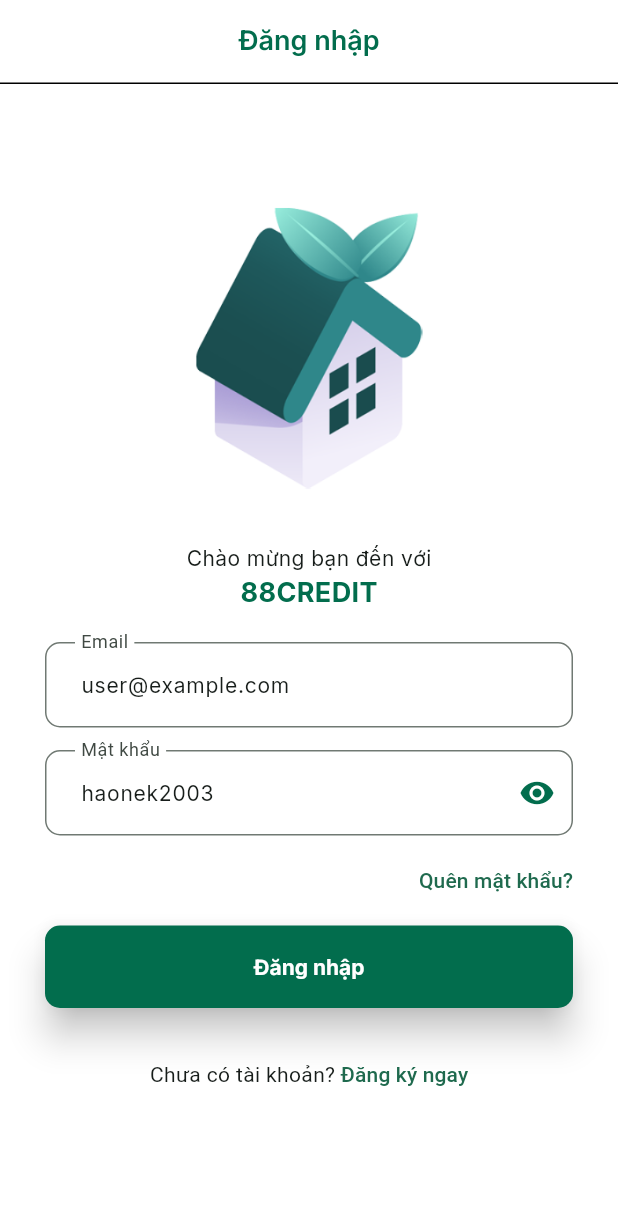
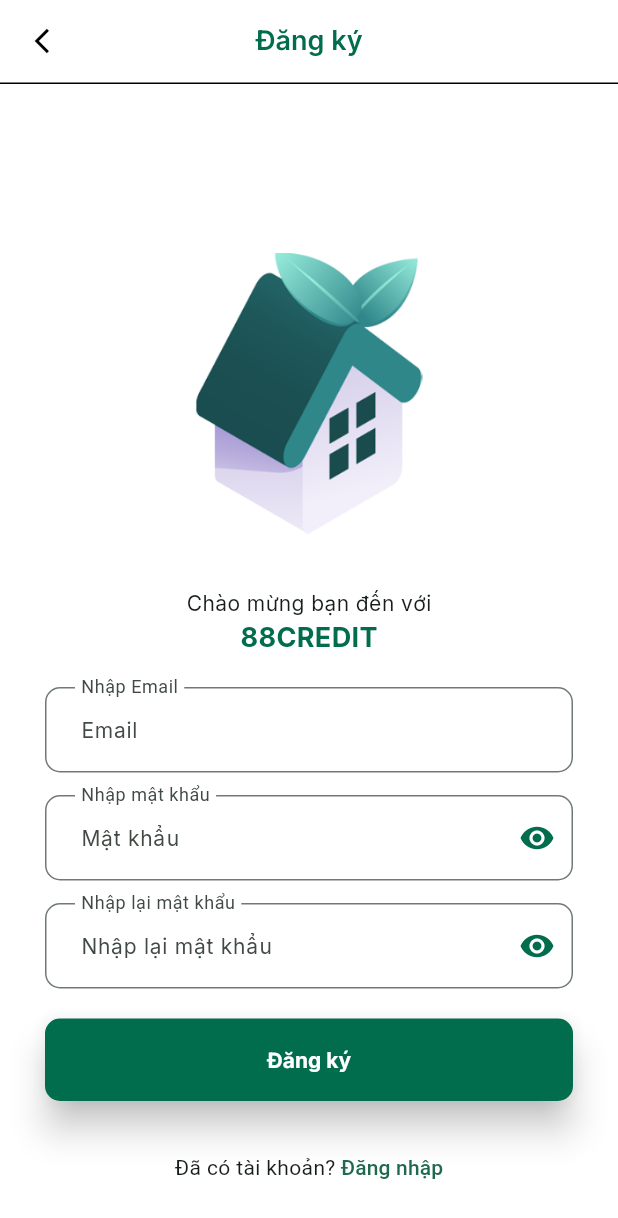
Before and after one commit to nhao2003/_88credit_mobile, a Flutter app: the LoginScreen screen opened by its route, after a tap on "Đăng ký ngay", on a phone screen of 412 x 824 dp. Shown: the top 1218 px of the screen. Run offline on Flutter 3.47's test engine with Material 3 defaults, Android fonts, the phone set to English and light mode, and no system bars; our stand-ins replace bloc, dartz, dio, equatable, file_picker, flutter_bloc and 7 more; missing offline and left inert: flutter_zalopay_sdk.

Commit message:
register screen

```diff
--- a/lib/config/routes/app_pages.dart
+++ b/lib/config/routes/app_pages.dart
@@ -1,5 +1,6 @@
 import 'package:_88credit_mobile/config/routes/app_routes.dart';
 import 'package:_88credit_mobile/features/presentation/modules/login/screens/login_screen.dart';
+import 'package:_88credit_mobile/features/presentation/modules/login/screens/register_screen.dart';
 import 'package:flutter/material.dart';
 import 'package:flutter_bloc/flutter_bloc.dart';
 import '../../features/presentation/modules/login/bloc/auth_bloc.dart';
@@ -14,6 +15,11 @@ class AppPages {
         path: AppRoutes.login,
         page: const LoginScreen(),
         bloc: BlocProvider(create: (context) => AuthBloc()),
+      ),
+      PageEntity(
+        path: AppRoutes.register,
+        page: const RegisterScreen(),
+        bloc: BlocProvider(create: (context) => AuthBloc()),
       )
     ];
   }
@@ -27,11 +33,14 @@ class AppPages {
   }
 
   static MaterialPageRoute generateRouteSettings(RouteSettings settings) {
-    if (settings.name == null) {
-      return MaterialPageRoute(
-        builder: (context) => const LoginScreen(),
-        settings: settings,
-      );
+    if (settings.name != null) {
+      var result = pages().where((element) => element.path == settings.name);
+      if (result.isNotEmpty) {
+        return MaterialPageRoute(
+          builder: (context) => result.first.page,
+          settings: settings,
+        );
+      }
     }
     return MaterialPageRoute(
       builder: (context) => const LoginScreen(),
--- a/lib/features/presentation/modules/login/bloc/auth_bloc.dart
+++ b/lib/features/presentation/modules/login/bloc/auth_bloc.dart
@@ -12,6 +12,7 @@ class AuthBloc extends Bloc<AuthEvent, AuthState> {
     on<AuthLogin>(_onAuthLogin);
     on<AuthSignup>(_onAuthSignup);
     on<TogglePasswordVisibility>(togglePasswordVisibility);
+    on<ToggleConfirmPasswordVisibility>(toggleConfirmPasswordVisibility);
   }
 
   void _isLoggedIn(
@@ -45,7 +46,13 @@ class AuthBloc extends Bloc<AuthEvent, AuthState> {
     AuthEvent event,
     Emitter<AuthState> emit,
   ) {
-    print(state.isShowPassword);
     emit(state.copyWith(isShowPassword: !state.isShowPassword));
   }
+
+  void toggleConfirmPasswordVisibility(
+    AuthEvent event,
+    Emitter<AuthState> emit,
+  ) {
+    emit(state.copyWith(isShowComfirmPassword: !state.isShowComfirmPassword));
+  }
 }
--- a/lib/features/presentation/modules/login/bloc/auth_event.dart
+++ b/lib/features/presentation/modules/login/bloc/auth_event.dart
@@ -31,3 +31,5 @@ final class AuthSignup extends AuthEvent {
 final class AuthIsLoggedIn extends AuthEvent {}
 
 final class TogglePasswordVisibility extends AuthEvent {}
+
+final class ToggleConfirmPasswordVisibility extends AuthEvent {}
--- a/lib/features/presentation/modules/login/bloc/auth_state.dart
+++ b/lib/features/presentation/modules/login/bloc/auth_state.dart
@@ -5,22 +5,27 @@ enum AuthStatus { initial, loading, success, failure }
 final class AuthState extends Equatable {
   final AuthStatus status;
   final bool isShowPassword;
+  final bool isShowComfirmPassword;
 
   const AuthState({
     this.status = AuthStatus.initial,
     this.isShowPassword = false,
+    this.isShowComfirmPassword = false,
   });
 
   AuthState copyWith({
     AuthStatus? status,
     bool? isShowPassword,
+    bool? isShowComfirmPassword,
   }) {
     return AuthState(
       status: status ?? this.status,
       isShowPassword: isShowPassword ?? this.isShowPassword,
+      isShowComfirmPassword:
+          isShowComfirmPassword ?? this.isShowComfirmPassword,
     );
   }
 
   @override
-  List<Object> get props => [status, isShowPassword];
+  List<Object> get props => [status, isShowPassword, isShowComfirmPassword];
 }
--- a/lib/features/presentation/modules/login/screens/login_screen.dart
+++ b/lib/features/presentation/modules/login/screens/login_screen.dart
@@ -30,8 +30,8 @@ class _LoginScreenState extends State<LoginScreen> {
   void dispose() {
     _emailFocusNode.dispose();
     _passwordFocusNode.dispose();
-    loginEmail.text = "user@example.com";
-    loginPassword.text = "haonek2003";
+    loginEmail.dispose();
+    loginPassword.dispose();
     super.dispose();
   }
 
--- /dev/null
+++ b/lib/features/presentation/modules/login/screens/register_screen.dart
@@ -0,0 +1,248 @@
+import 'package:_88credit_mobile/core/extensions/integer_ex.dart';
+import 'package:_88credit_mobile/core/extensions/textstyle_ex.dart';
+import 'package:flutter/material.dart';
+import 'package:flutter_bloc/flutter_bloc.dart';
+import 'package:flutter_pw_validator/flutter_pw_validator.dart';
+import '../../../../../config/routes/app_routes.dart';
+import '../../../../../config/theme/app_color.dart';
+import '../../../../../config/theme/text_styles.dart';
+import '../../../../../core/extensions/string_ex.dart';
+import '../../../globalwidgets/my_appbar.dart';
+import '../bloc/auth_bloc.dart';
+import '../widgets/image_logo.dart';
+
+class RegisterScreen extends StatefulWidget {
+  const RegisterScreen({super.key});
+
+  @override
+  State<RegisterScreen> createState() => _RegisterScreenState();
+}
+
+class _RegisterScreenState extends State<RegisterScreen> {
+  final registerFormGlobalKey = GlobalKey<FormState>();
+
+  final _emailFocusNode = FocusNode();
+  final _passwordFocusNode = FocusNode();
+  final _rePasswordFocusNode = FocusNode();
+
+  var registerEmail = TextEditingController();
+  var registerPassword = TextEditingController();
+  var registerRepeatPassword = TextEditingController();
+
+  @override
+  void dispose() {
+    _emailFocusNode.dispose();
+    _passwordFocusNode.dispose();
+    _rePasswordFocusNode.dispose();
+    registerEmail.dispose();
+    registerPassword.dispose();
+    registerRepeatPassword.dispose();
+    super.dispose();
+  }
+
+  @override
+  Widget build(BuildContext context) {
+    return Scaffold(
+      appBar: MyAppbar(title: "Đăng ký"),
+      body: SingleChildScrollView(
+        padding: const EdgeInsets.all(30),
+        child: Form(
+          key: registerFormGlobalKey,
+          child: Column(
+            crossAxisAlignment: CrossAxisAlignment.stretch,
+            children: [
+              // Logo
+              const ImageLogo(),
+              // text field email
+              TextFormField(
+                focusNode: _emailFocusNode,
+                controller: registerEmail,
+                keyboardType: TextInputType.emailAddress,
+                textInputAction: TextInputAction.next,
+                style: AppTextStyles.regular14,
+                decoration: const InputDecoration(
+                  hintText: 'Email',
+                  labelText: 'Nhập Email',
+                  floatingLabelBehavior: FloatingLabelBehavior.always,
+                  contentPadding:
+                      EdgeInsets.symmetric(vertical: 18.0, horizontal: 20.0),
+                  border: OutlineInputBorder(
+                    borderRadius: BorderRadius.all(Radius.circular(10)),
+                  ),
+                ),
+                validator: (value) =>
+                    (value!.isEmail) ? null : 'Email không hợp lệ',
+                onTapOutside: (event) {
+                  _emailFocusNode.unfocus();
+                },
+                onFieldSubmitted: (_) {
+                  // chuyen qua textfill tiep theo
+                  FocusScope.of(context).requestFocus(_passwordFocusNode);
+                },
+              ),
+              const SizedBox(height: 15),
+              BlocBuilder<AuthBloc, AuthState>(
+                builder: (context, state) {
+                  return TextFormField(
+                    focusNode: _passwordFocusNode,
+                    textInputAction: TextInputAction.next,
+                    controller: registerPassword,
+                    obscureText: state.isShowPassword,
+                    style: AppTextStyles.regular14,
+                    autocorrect: false,
+                    enableSuggestions: false,
+                    onChanged: (value) {
+                      //checkCanShowValidator(value);
+                    },
+                    decoration: InputDecoration(
+                        hintText: 'Mật khẩu',
+                        labelText: 'Nhập mật khẩu',
+                        floatingLabelBehavior: FloatingLabelBehavior.always,
+                        contentPadding: const EdgeInsets.symmetric(
+                            vertical: 18.0, horizontal: 20.0),
+                        suffixIcon: IconButton(
+                          icon: Icon(
+                            !state.isShowPassword
+                                ? Icons.visibility
+                                : Icons.visibility_off,
+                            color: AppColors.green,
+                          ),
+                          onPressed: () {
+                            context
+                                .read<AuthBloc>()
+                                .add(TogglePasswordVisibility());
+                          },
+                        ),
+                        border: const OutlineInputBorder(
+                          borderRadius: BorderRadius.all(Radius.circular(10)),
+                        )),
+                    validator: (value) {
+                      if (value!.isEmpty) {
+                        return 'Mật khẩu không được để trống';
+                      }
+                      return null;
+                    },
+                    onTapOutside: (event) {
+                      _passwordFocusNode.unfocus();
+                    },
+                    onFieldSubmitted: (_) {
+                      // chuyen qua textfill tiep theo
+                      FocusScope.of(context).requestFocus(_rePasswordFocusNode);
+                    },
+                  );
+                },
+              ),
+              const SizedBox(height: 10),
+              // Visibility(
+              //   visible: controller.validatorVisibility.value,
+              //   child: FlutterPwValidator(
+              //       controller: controller.registerPassword,
+              //       strings: ValidateString(),
+              //       minLength: 8,
+              //       successColor: AppColors.green,
+              //       failureColor: AppColors.red,
+              //       uppercaseCharCount: 1,
+              //       lowercaseCharCount: 1,
+              //       specialCharCount: 1,
+              //       numericCharCount: 1,
+              //       width: 400,
+              //       height: 180,
+              //       onSuccess: () {
+              //         controller.hideValidator();
+              //         controller.validatorSusscess.value = true;
+              //       },
+              //       onFail: () {
+              //         controller.showValidator();
+              //         controller.validatorSusscess.value = false;
+              //       }),
+              // ),
+              const SizedBox(height: 5),
+              BlocBuilder<AuthBloc, AuthState>(
+                builder: (context, state) {
+                  return TextFormField(
+                    focusNode: _rePasswordFocusNode,
+                    textInputAction: TextInputAction.done,
+                    controller: registerRepeatPassword,
+                    obscureText: state.isShowComfirmPassword,
+                    autocorrect: false,
+                    enableSuggestions: false,
+                    style: AppTextStyles.regular14,
+                    decoration: InputDecoration(
+                        hintText: 'Nhập lại mật khẩu',
+                        labelText: 'Nhập lại mật khẩu',
+                        floatingLabelBehavior: FloatingLabelBehavior.always,
+                        contentPadding: const EdgeInsets.symmetric(
+                            vertical: 18.0, horizontal: 20.0),
+                        suffixIcon: IconButton(
+                          icon: Icon(
+                            !state.isShowComfirmPassword
+                                ? Icons.visibility
+                                : Icons.visibility_off,
+                            color: AppColors.green,
+                          ),
+                          onPressed: () {
+                            context
+                                .read<AuthBloc>()
+                                .add(ToggleConfirmPasswordVisibility());
+                          },
+                        ),
+                        border: const OutlineInputBorder(
+                          borderRadius: BorderRadius.all(Radius.circular(10)),
+                        )),
+                    validator: (value) {
+                      if (value!.isEmpty) {
+                        return 'Mật khẩu không được để trống';
+                      } else if (value != registerRepeatPassword.text) {
+                        return "Mật khẩu không khớp";
+                      }
+                      return null;
+                    },
+                    onTapOutside: (event) {
+                      _rePasswordFocusNode.unfocus();
+                    },
+                  );
+                },
+              ),
+              const SizedBox(height: 20),
+              // Button register
+              ElevatedButton(
+                onPressed: () {},
+                style: ElevatedButton.styleFrom(
+                  backgroundColor: AppColors.green,
+                  padding: const EdgeInsets.symmetric(vertical: 15),
+                  textStyle: const TextStyle(color: AppColors.white),
+                  elevation: 10,
+                  minimumSize: Size(100.wp, 55),
+                  shape: RoundedRectangleBorder(
+                    borderRadius: BorderRadius.circular(10),
+                  ),
+                ),
+                child: Text(
+                  'Đăng ký',
+                  style: AppTextStyles.bold14.colorEx(AppColors.white),
+                ),
+              ),
+              const SizedBox(height: 20),
+              Row(
+                mainAxisAlignment: MainAxisAlignment.center,
+                children: [
+                  const Text("Đã có tài khoản? "),
+                  TextButton(
+                    onPressed: () async {
+                      Navigator.of(context)
+                          .pushReplacementNamed(AppRoutes.login);
+                    },
+                    style: TextButton.styleFrom(
+                      padding: const EdgeInsets.symmetric(horizontal: 0),
+                    ),
+                    child: const Text('Đăng nhập'),
+                  ),
+                ],
+              ),
+            ],
+          ),
+        ),
+      ),
+    );
+  }
+}
```
